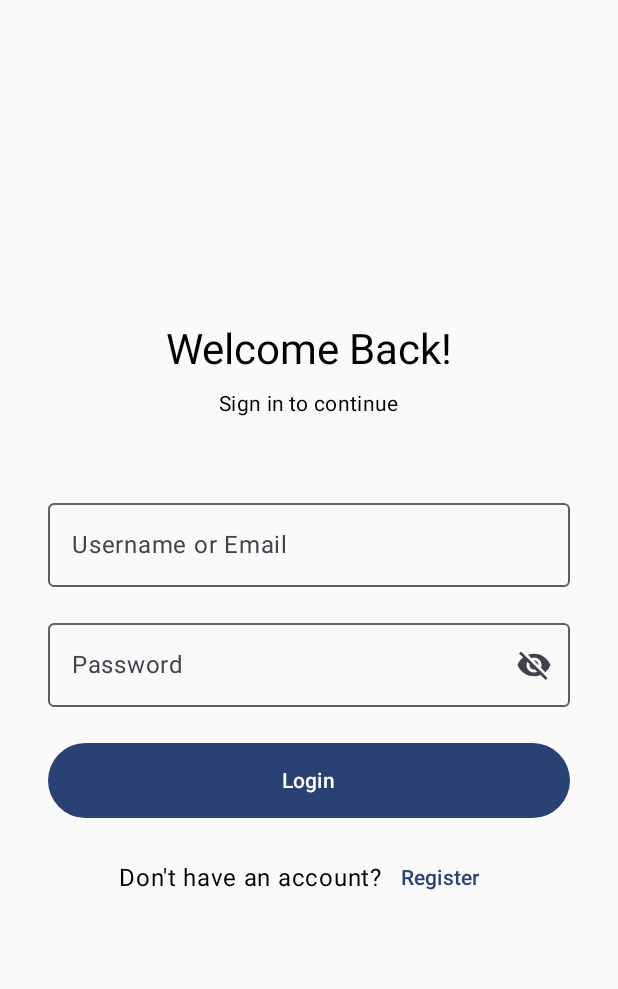
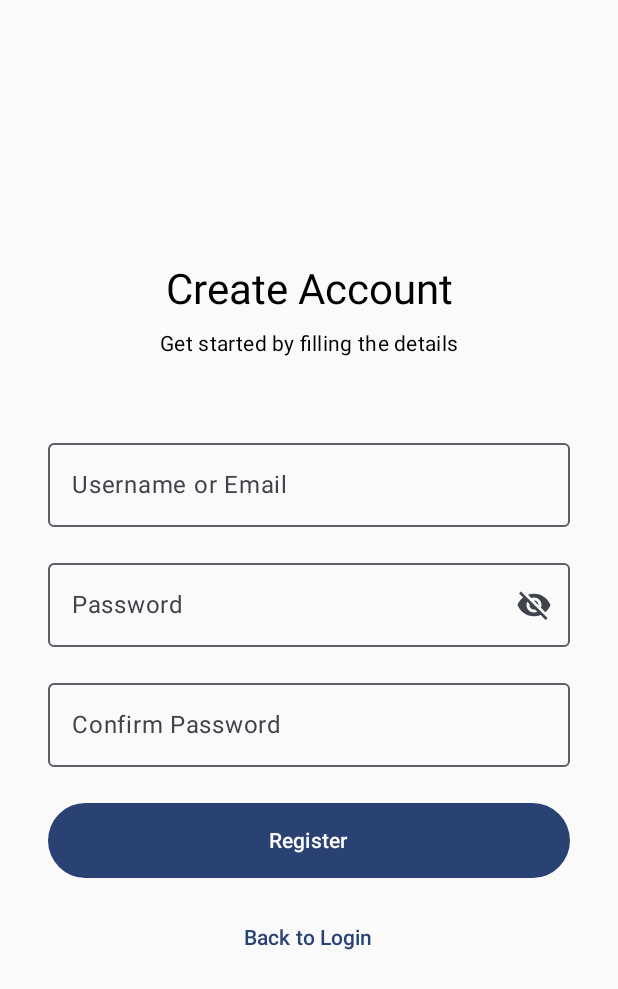
Before and after one commit to sijanbhai/Sijan003_Book, an Android app built with Jetpack Compose: the screen it shows after launch (MainActivity), after a tap on "Register", on a phone screen of 412 x 824 dp. Shown: the top 989 px of the screen. Run offline under Robolectric (Android 15) with nearby library versions, the light colour scheme and no system bars.

Commit message:
Add registration screen

```diff
--- a/app/src/main/java/com/sijan003/tanvir003_book/MainActivity.kt
+++ b/app/src/main/java/com/sijan003/tanvir003_book/MainActivity.kt
@@ -49,19 +49,21 @@ fun AppNavigator() {
     val navController = rememberNavController()
     NavHost(
         navController = navController,
-        startDestination = "auth" // <-- App now starts at the Auth screen
+        startDestination = "auth"
     ) {
-        // Route for the new Authentication Screen
         composable(route = "auth") {
             AuthScreen(navController = navController)
         }
 
-        // Route for the Home Screen
+        // ADDED: Route for the new Registration Screen
+        composable(route = "register") {
+            RegistrationScreen(navController = navController)
+        }
+
         composable(route = "home") {
             HomeScreen(navController = navController)
         }
 
-        // Route for the Detail Screen
         composable(route = "detail") {
             DetailScreen(navController = navController)
         }
@@ -85,16 +87,9 @@ fun AuthScreen(navController: NavController) {
         verticalArrangement = Arrangement.Center,
         horizontalAlignment = Alignment.CenterHorizontally
     ) {
-        Text(
-            text = "Welcome Back!",
-            style = MaterialTheme.typography.headlineMedium
-        )
+        Text(text = "Welcome Back!", style = MaterialTheme.typography.headlineMedium)
         Spacer(modifier = Modifier.height(8.dp))
-        Text(
-            text = "Sign in to continue",
-            style = MaterialTheme.typography.bodyMedium
-        )
-
+        Text(text = "Sign in to continue", style = MaterialTheme.typography.bodyMedium)
         Spacer(modifier = Modifier.height(48.dp))
 
         OutlinedTextField(
@@ -104,7 +99,6 @@ fun AuthScreen(navController: NavController) {
             singleLine = true,
             modifier = Modifier.fillMaxWidth()
         )
-
         Spacer(modifier = Modifier.height(16.dp))
 
         OutlinedTextField(
@@ -116,23 +110,19 @@ fun AuthScreen(navController: NavController) {
             keyboardOptions = KeyboardOptions(keyboardType = KeyboardType.Password),
             trailingIcon = {
                 val image = if (passwordVisible) Icons.Filled.Visibility else Icons.Filled.VisibilityOff
-                val description = if (passwordVisible) "Hide password" else "Show password"
                 IconButton(onClick = { passwordVisible = !passwordVisible }) {
-                    Icon(imageVector = image, description)
+                    Icon(imageVector = image, contentDescription = if (passwordVisible) "Hide password" else "Show password")
                 }
             },
             modifier = Modifier.fillMaxWidth()
         )
-
         Spacer(modifier = Modifier.height(24.dp))
 
         Button(
             onClick = {
                 if (username.isNotBlank() && password.isNotBlank()) {
                     Toast.makeText(context, "Login Successful!", Toast.LENGTH_SHORT).show()
-                    navController.navigate("home") {
-                        popUpTo("auth") { inclusive = true }
-                    }
+                    navController.navigate("home") { popUpTo("auth") { inclusive = true } }
                 } else {
                     Toast.makeText(context, "Please fill all fields", Toast.LENGTH_SHORT).show()
                 }
@@ -141,13 +131,13 @@ fun AuthScreen(navController: NavController) {
         ) {
             Text("Login")
         }
-
         Spacer(modifier = Modifier.height(16.dp))
 
         Row(verticalAlignment = Alignment.CenterVertically) {
             Text("Don't have an account?")
+            // MODIFIED: This now navigates to the register screen
             TextButton(onClick = {
-                Toast.makeText(context, "Register clicked!", Toast.LENGTH_SHORT).show()
+                navController.navigate("register")
             }) {
                 Text("Register")
             }
@@ -156,7 +146,85 @@ fun AuthScreen(navController: NavController) {
 }
 
 @Composable
-fun HomeScreen(navController: NavController, modifier: Modifier = Modifier) {
+fun RegistrationScreen(navController: NavController) {
+    var username by remember { mutableStateOf("") }
+    var password by remember { mutableStateOf("") }
+    var confirmPassword by remember { mutableStateOf("") }
+    var passwordVisible by remember { mutableStateOf(false) }
+    val context = LocalContext.current
+
+    Column(
+        modifier = Modifier.fillMaxSize().padding(32.dp),
+        verticalArrangement = Arrangement.Center,
+        horizontalAlignment = Alignment.CenterHorizontally
+    ) {
+        Text(text = "Create Account", style = MaterialTheme.typography.headlineMedium)
+        Spacer(modifier = Modifier.height(8.dp))
+        Text(text = "Get started by filling the details", style = MaterialTheme.typography.bodyMedium)
+        Spacer(modifier = Modifier.height(48.dp))
+
+        OutlinedTextField(
+            value = username,
+            onValueChange = { username = it },
+            label = { Text("Username or Email") },
+            singleLine = true,
+            modifier = Modifier.fillMaxWidth()
+        )
+        Spacer(modifier = Modifier.height(16.dp))
+
+        OutlinedTextField(
+            value = password,
+            onValueChange = { password = it },
+            label = { Text("Password") },
+            singleLine = true,
+            visualTransformation = if (passwordVisible) VisualTransformation.None else PasswordVisualTransformation(),
+            keyboardOptions = KeyboardOptions(keyboardType = KeyboardType.Password),
+            trailingIcon = {
+                val image = if (passwordVisible) Icons.Filled.Visibility else Icons.Filled.VisibilityOff
+                IconButton(onClick = { passwordVisible = !passwordVisible }) {
+                    Icon(imageVector = image, contentDescription = if (passwordVisible) "Hide password" else "Show password")
+                }
+            },
+            modifier = Modifier.fillMaxWidth()
+        )
+        Spacer(modifier = Modifier.height(16.dp))
+
+        OutlinedTextField(
+            value = confirmPassword,
+            onValueChange = { confirmPassword = it },
+            label = { Text("Confirm Password") },
+            singleLine = true,
+            visualTransformation = if (passwordVisible) VisualTransformation.None else PasswordVisualTransformation(),
+            keyboardOptions = KeyboardOptions(keyboardType = KeyboardType.Password),
+            modifier = Modifier.fillMaxWidth()
+        )
+        Spacer(modifier = Modifier.height(24.dp))
+
+        Button(
+            onClick = {
+                if (username.isBlank() || password.isBlank() || confirmPassword.isBlank()) {
+                    Toast.makeText(context, "Please fill all fields", Toast.LENGTH_SHORT).show()
+                } else if (password != confirmPassword) {
+                    Toast.makeText(context, "Passwords do not match", Toast.LENGTH_SHORT).show()
+                } else {
+                    Toast.makeText(context, "Registration Successful!", Toast.LENGTH_SHORT).show()
+                    navController.popBackStack()
+                }
+            },
+            modifier = Modifier.fillMaxWidth().height(50.dp)
+        ) {
+            Text("Register")
+        }
+        Spacer(modifier = Modifier.height(16.dp))
+
+        TextButton(onClick = { navController.popBackStack() }) {
+            Text("Back to Login")
+        }
+    }
+}
+
+@Composable
+fun HomeScreen(navController: NavController) {
     val context = LocalContext.current
     Scaffold(modifier = Modifier.fillMaxSize()) { innerPadding ->
         Row(modifier = Modifier.fillMaxSize().padding(innerPadding)) {
@@ -186,9 +254,7 @@ fun HomeScreen(navController: NavController, modifier: Modifier = Modifier) {
                 verticalArrangement = Arrangement.Center,
                 horizontalAlignment = Alignment.CenterHorizontally
             ) {
-                Button(onClick = {
-                    navController.navigate("detail")
-                }) {
+                Button(onClick = { navController.navigate("detail") }) {
                     Text("Go to Detail Screen")
                 }
             }
@@ -216,7 +282,6 @@ fun DetailScreen(navController: NavController) {
             singleLine = true,
             modifier = Modifier.fillMaxWidth()
         )
-
         Spacer(modifier = Modifier.height(20.dp))
 
         Button(onClick = {
@@ -231,18 +296,14 @@ fun DetailScreen(navController: NavController) {
 }
 
 private val image_ids = listOf(
-    R.drawable.dice_1,
-    R.drawable.dice_2,
-    R.drawable.dice_3,
-    R.drawable.dice_4,
-    R.drawable.dice_5,
-    R.drawable.dice_6
+    R.drawable.dice_1, R.drawable.dice_2, R.drawable.dice_3,
+    R.drawable.dice_4, R.drawable.dice_5, R.drawable.dice_6
 )
 
 @Preview(showBackground = true)
 @Composable
-fun AuthScreenPreview() {
+fun RegistrationScreenPreview() {
     Sijan003_BookTheme {
-        AuthScreen(navController = rememberNavController())
+        RegistrationScreen(navController = rememberNavController())
     }
 }
```
